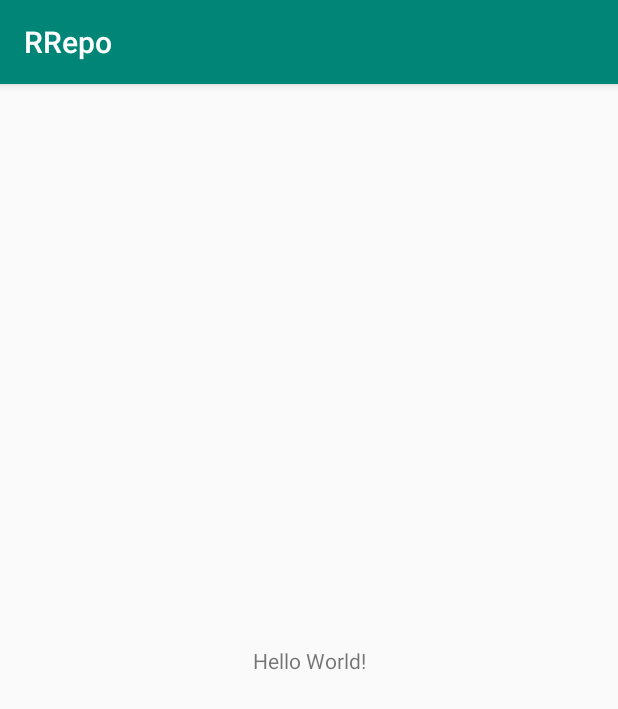
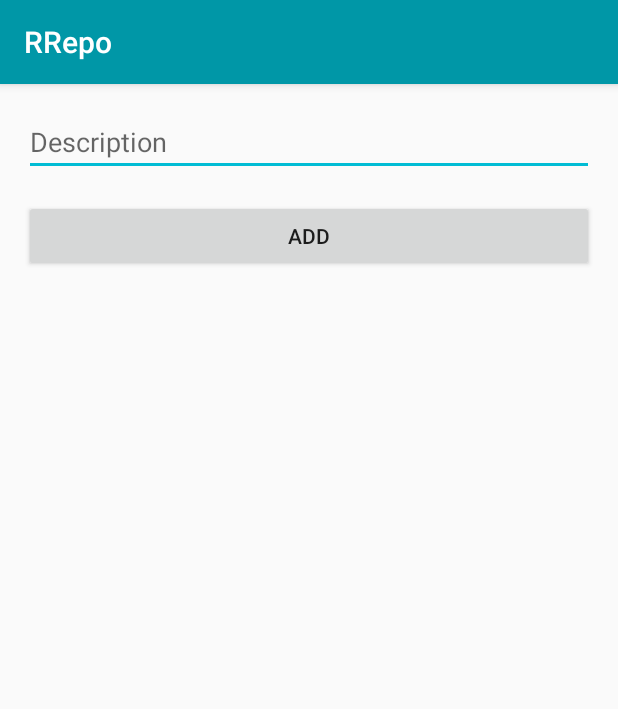
Before and after one commit to Dieg0F/Android, an Android app: the screen it shows after launch (MainActivity), on a phone screen of 412 x 824 dp. Shown: the top 709 px of the screen. Run offline under Robolectric (Android 15) with nearby library versions, the light colour scheme and no system bars; our stand-ins replace Room's generated code.

Commit message:
Project RRepo created and running

```diff
--- a/RRepo/app/src/main/java/com/dfsw/rrepo/MainActivity.kt
+++ b/RRepo/app/src/main/java/com/dfsw/rrepo/MainActivity.kt
@@ -2,11 +2,56 @@ package com.dfsw.rrepo
 
 import android.support.v7.app.AppCompatActivity
 import android.os.Bundle
+import android.support.design.widget.Snackbar
+import android.support.v7.widget.LinearLayoutManager
+import android.view.inputmethod.EditorInfo.IME_ACTION_DONE
+import android.widget.TextView
+import com.dfsw.rrepo.adapters.TaskListAdapter
+import com.dfsw.rrepo.data.AppDataBase
+import com.dfsw.rrepo.data.model.Task
+import kotlinx.android.synthetic.main.activity_main.*
+import kotlinx.android.synthetic.main.content_layout.*
 
 class MainActivity : AppCompatActivity() {
+
+    private lateinit var taskListAdapter: TaskListAdapter
+    private lateinit var database: AppDataBase
 
     override fun onCreate(savedInstanceState: Bundle?) {
         super.onCreate(savedInstanceState)
         setContentView(R.layout.activity_main)
+        setSupportActionBar(toolbar)
+
+        database = AppDataBase.getInstance(this)
+
+        addTaskButton.setOnClickListener {
+            addTask()
+        }
+
+        taskTitleInput.setOnEditorActionListener(TextView.OnEditorActionListener { _, actionId, _ ->
+            if(actionId == IME_ACTION_DONE) {
+                addTask()
+                taskTitleInput.setText("")
+                return@OnEditorActionListener true
+            }
+            return@OnEditorActionListener false
+        })
+
+        taskListAdapter = TaskListAdapter()
+        taskList.layoutManager = LinearLayoutManager(this)
+        taskList.adapter = taskListAdapter
+    }
+
+    private fun addTask() {
+        val title = taskTitleInput.text.toString()
+
+        if (title.isBlank()) {
+            Snackbar.make(toolbar, "Task title is required", Snackbar.LENGTH_SHORT).show()
+            return
+        }
+
+        val task = Task(title = title)
+
+        taskListAdapter.addTask(task)
     }
 }
--- /dev/null
+++ b/RRepo/app/src/main/java/com/dfsw/rrepo/data/AppDataBase.kt
@@ -0,0 +1,30 @@
+package com.dfsw.rrepo.data
+
+import android.arch.persistence.room.Database
+import android.arch.persistence.room.Room
+import android.arch.persistence.room.RoomDatabase
+import android.content.Context
+import com.dfsw.rrepo.data.model.Task
+
+@Database(
+    version = 1, entities = [
+        Task::class
+    ]
+)
+abstract class AppDataBase : RoomDatabase() {
+
+    companion object {
+        @Volatile private var INSTANCE: AppDataBase? = null
+
+        fun getInstance(context: Context): AppDataBase {
+            return INSTANCE ?: synchronized(this) {
+                INSTANCE ?: buildDatabase(context).also { INSTANCE = it }
+            }
+        }
+
+        private fun buildDatabase(context: Context): AppDataBase =
+            Room.databaseBuilder(
+                context.applicationContext, AppDataBase::class.java, "app-database"
+            ).build()
+    }
+}
--- a/RRepo/app/src/main/res/layout/activity_main.xml
+++ b/RRepo/app/src/main/res/layout/activity_main.xml
@@ -1,18 +1,26 @@
 <?xml version="1.0" encoding="utf-8"?>
-<android.support.constraint.ConstraintLayout xmlns:android="http://schemas.android.com/apk/res/android"
+<android.support.design.widget.CoordinatorLayout
+        xmlns:android="http://schemas.android.com/apk/res/android"
         xmlns:app="http://schemas.android.com/apk/res-auto"
         xmlns:tools="http://schemas.android.com/tools"
         android:layout_width="match_parent"
         android:layout_height="match_parent"
         tools:context=".MainActivity">
 
-    <TextView
-        android:layout_width="wrap_content"
+    <android.support.design.widget.AppBarLayout
+            android:layout_width="match_parent"
             android:layout_height="wrap_content"
-        android:text="Hello World!"
-        app:layout_constraintBottom_toBottomOf="parent"
-        app:layout_constraintLeft_toLeftOf="parent"
-        app:layout_constraintRight_toRightOf="parent"
-        app:layout_constraintTop_toTopOf="parent" />
+            android:theme="@style/AppTheme.AppBarOverlay">
 
-</android.support.constraint.ConstraintLayout>
+        <android.support.v7.widget.Toolbar
+                android:id="@+id/toolbar"
+                android:layout_width="match_parent"
+                android:layout_height="?attr/actionBarSize"
+                android:background="?attr/colorPrimary"
+                app:popupTheme="@style/AppTheme.PopupOverlay"/>
+
+    </android.support.design.widget.AppBarLayout>
+
+    <include layout="@layout/content_layout"/>
+
+</android.support.design.widget.CoordinatorLayout>
--- /dev/null
+++ b/RRepo/app/src/main/res/layout/content_layout.xml
@@ -0,0 +1,49 @@
+<?xml version="1.0" encoding="utf-8"?>
+<android.support.constraint.ConstraintLayout
+        xmlns:app="http://schemas.android.com/apk/res-auto"
+        xmlns:tools="http://schemas.android.com/tools"
+        xmlns:android="http://schemas.android.com/apk/res/android"
+        android:layout_width="match_parent"
+        android:layout_height="match_parent"
+        app:layout_behavior="@string/appbar_scrolling_view_behavior"
+        tools:context=".MainActivity"
+        tools:showIn="@layout/activity_main">
+
+    <EditText
+            android:id="@+id/taskTitleInput"
+            android:layout_width="0dp"
+            android:layout_height="wrap_content"
+            android:maxLines="1"
+            android:imeOptions="actionDone|flagNoExtractUi"
+            android:inputType="text|textAutoCorrect|textCapWords"
+            android:singleLine="true"
+            app:layout_constraintTop_toTopOf="parent"
+            app:layout_constraintStart_toStartOf="parent"
+            app:layout_constraintEnd_toEndOf="parent"
+            app:layout_constraintBottom_toTopOf="@id/addTaskButton"
+            android:hint="Description" android:layout_marginTop="16dp" android:layout_marginEnd="16dp"
+            android:layout_marginStart="16dp" android:layout_marginBottom="8dp"/>
+
+    <Button
+            android:id="@+id/addTaskButton"
+            android:layout_width="0dp"
+            android:layout_height="wrap_content"
+            app:layout_constraintEnd_toEndOf="parent"
+            app:layout_constraintStart_toStartOf="parent"
+            app:layout_constraintTop_toBottomOf="@id/taskTitleInput"
+            app:layout_constraintBottom_toTopOf="@id/taskList"
+            android:text="ADD" android:layout_marginStart="16dp" android:layout_marginEnd="16dp"
+            android:layout_marginBottom="16dp" android:layout_marginTop="8dp"/>
+
+    <android.support.v7.widget.RecyclerView
+            android:id="@+id/taskList"
+            android:layout_width="0dp"
+            android:layout_height="0dp"
+            app:layout_constraintBottom_toBottomOf="parent"
+            app:layout_constraintEnd_toEndOf="parent"
+            app:layout_constraintStart_toStartOf="parent"
+            app:layout_constraintTop_toBottomOf="@id/addTaskButton"
+            app:layout_constraintVertical_bias="0.6"
+            tools:listitem="@layout/tasks_row"/>
+
+</android.support.constraint.ConstraintLayout>
--- a/RRepo/app/src/main/res/values/colors.xml
+++ b/RRepo/app/src/main/res/values/colors.xml
@@ -1,6 +1,6 @@
 <?xml version="1.0" encoding="utf-8"?>
 <resources>
-    <color name="colorPrimary">#008577</color>
-    <color name="colorPrimaryDark">#00574B</color>
-    <color name="colorAccent">#D81B60</color>
+    <color name="colorPrimary">#0097A7</color>
+    <color name="colorPrimaryDark">#00838F</color>
+    <color name="colorAccent">#00BCD4</color>
 </resources>
--- a/RRepo/app/src/main/res/values/styles.xml
+++ b/RRepo/app/src/main/res/values/styles.xml
@@ -8,4 +8,13 @@
         <item name="colorAccent">@color/colorAccent</item>
     </style>
 
+    <style name="AppTheme.NoActionBar">
+        <item name="windowActionBar">false</item>
+        <item name="windowNoTitle">true</item>
+    </style>
+
+    <style name="AppTheme.AppBarOverlay" parent="ThemeOverlay.AppCompat.Dark.ActionBar"/>
+
+    <style name="AppTheme.PopupOverlay" parent="ThemeOverlay.AppCompat.Light"/>
+
 </resources>
```
Also changed, not shown: RRepo/app/build.gradle (+21 -7 lines), RRepo/app/src/main/AndroidManifest.xml (+6 -3 lines), RRepo/app/src/main/java/com/dfsw/rrepo/adapters/TaskListAdapter.kt (added, +37 -0 lines), RRepo/app/src/main/java/com/dfsw/rrepo/data/model/Task.kt (added, +11 -0 lines), RRepo/app/src/main/res/layout/tasks_row.xml (added, +28 -0 lines), 1 other file. Lines whose indentation alone changed are shown as unchanged.
